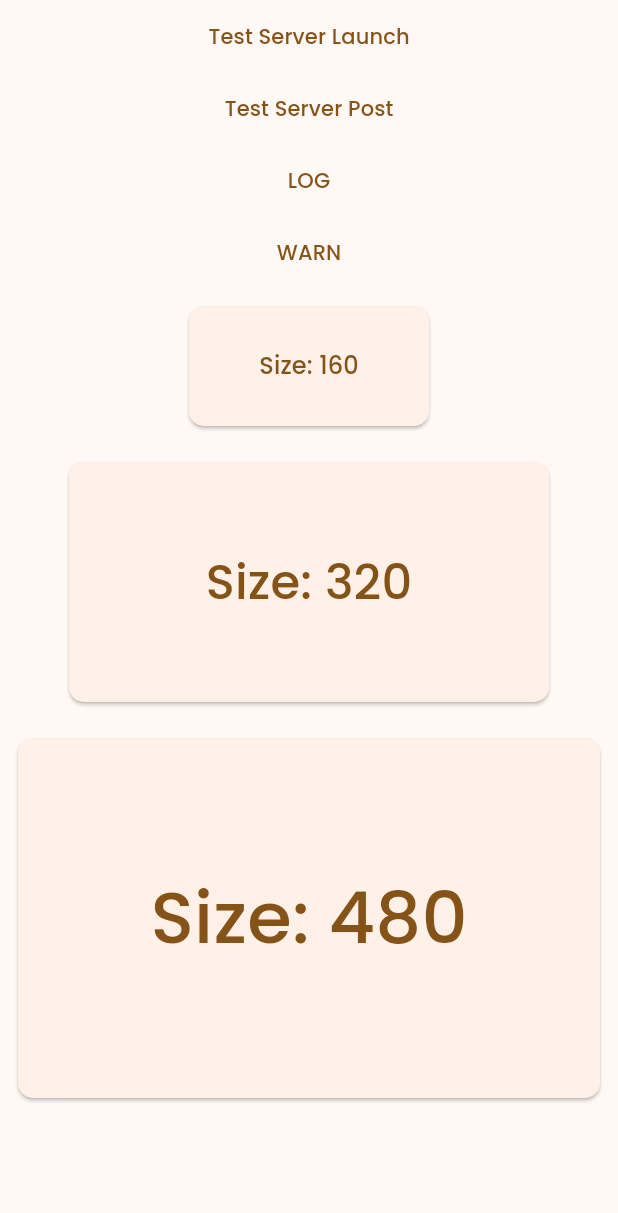
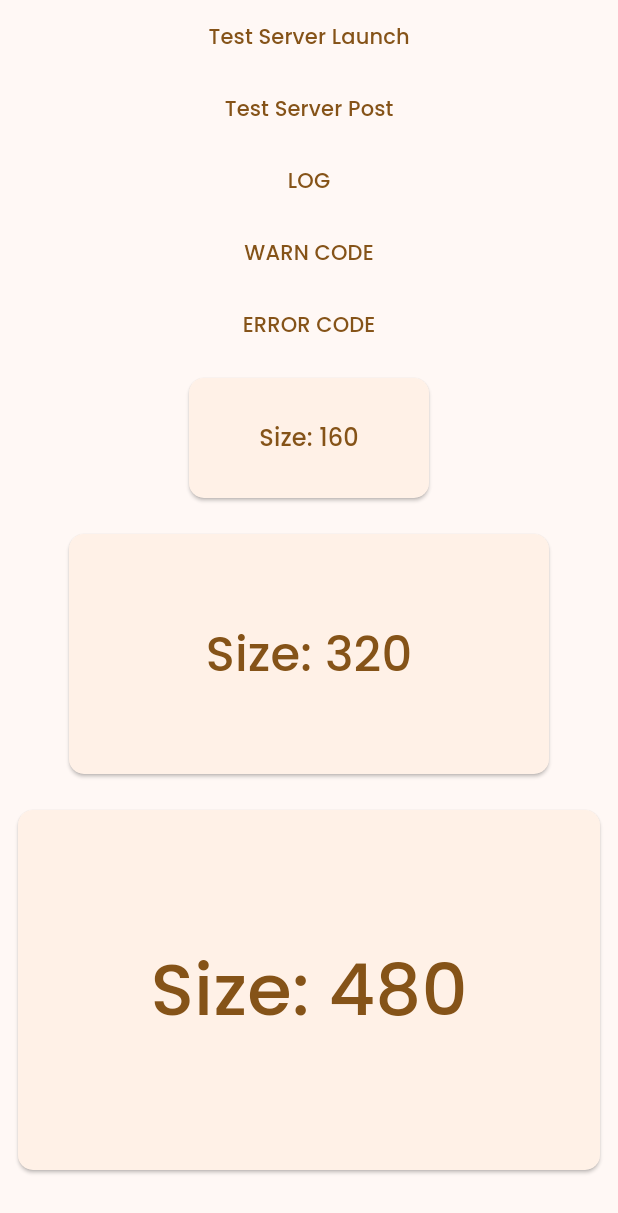
Before and after one commit to Calebh101/localpkg-flutter, a Flutter app: the TestPage widget shown alone on an empty page, opened directly, after a tap on "LOG", on a phone screen of 412 x 824 dp. Shown: the top 1213 px of the screen. Run offline on Flutter 3.47's test engine with Material 3 defaults, Android fonts, the phone set to English and light mode, and no system bars; our stand-ins replace font_awesome_flutter, google_fonts, share_plus, shared_preferences; missing offline and left inert: http_server, quick_navbar; accounts and stored records are empty.

Commit message:
logging updates (print, warn, error) all with input and {code (optional)}

```diff
--- a/lib/logging.dart
+++ b/lib/logging.dart
@@ -1,9 +1,27 @@
 import 'package:flutter/material.dart';
+String _reset = "\x1B[0m";
+String _line = "----------------";
 
 void print(dynamic input) {
-  debugPrint("LOGS ${DateTime.now().toIso8601String()} (${input.runtimeType}): $input");
+  String output = _getOutput(input, "log");
+  debugPrint(output);
 }
 
-void warn(dynamic input) {
-  debugPrint("WARN ${DateTime.now().toIso8601String()} (${input.runtimeType}):\n--------- $input ---------");
+void warn(dynamic input, {String? code}) {
+  String output = _getOutput(input, "warning", code: code);
+  debugPrint(output);
 }
+
+void error(dynamic input, {String? code}) {
+  String output = _getOutput(input, "error", code: code);
+  debugPrint(output);
+  try {
+    throw Exception(output);
+  } catch (e) {
+    // do nothing
+  }
+}
+
+String _getOutput(dynamic input, String type, {String? code}) {
+  return "${type == "error" ? "\x1B[31m" : (type == "warning" ? "\x1B[33m" : "")}${type.toUpperCase()} ${DateTime.now().toIso8601String()}: ${type == "log" ? "$input" : "${type.toUpperCase()}${code != null ? " (CODE $code) " : " "}CAUGHT BY LOCALPKG HANDLER:\n${StackTrace.current}\n$_line $input${code != null ? " (code $code) " : " "}$_line$_reset"}";
+}
--- a/lib/main.dart
+++ b/lib/main.dart
@@ -83,9 +83,15 @@ class _TestPageState extends State<TestPage> {
             },
           ),
           TextButton(
-            child: Text("WARN"),
+            child: Text("WARN CODE"),
             onPressed: () async {
-              warn("Test");
+              warn("Test", code: "200");
+            },
+          ),
+          TextButton(
+            child: Text("ERROR CODE"),
+            onPressed: () async {
+              error("Test", code: "200");
             },
           ),
           BlockButton(text: "Size: 160", action: () {}, size: 160),
```
Also changed, not shown: 3 other files.
